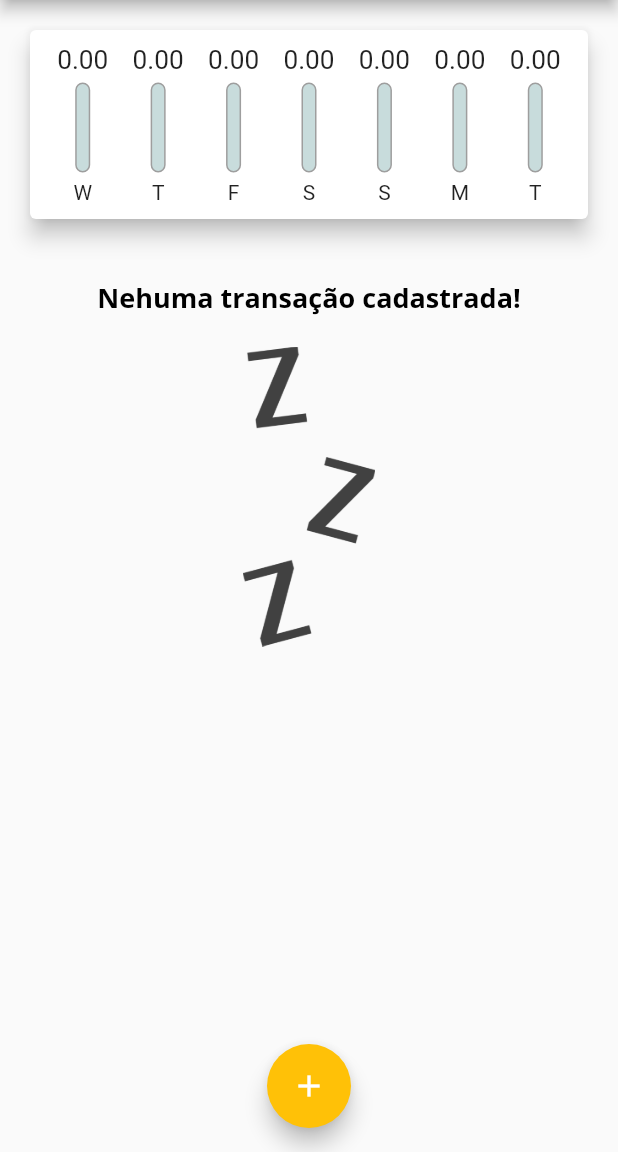
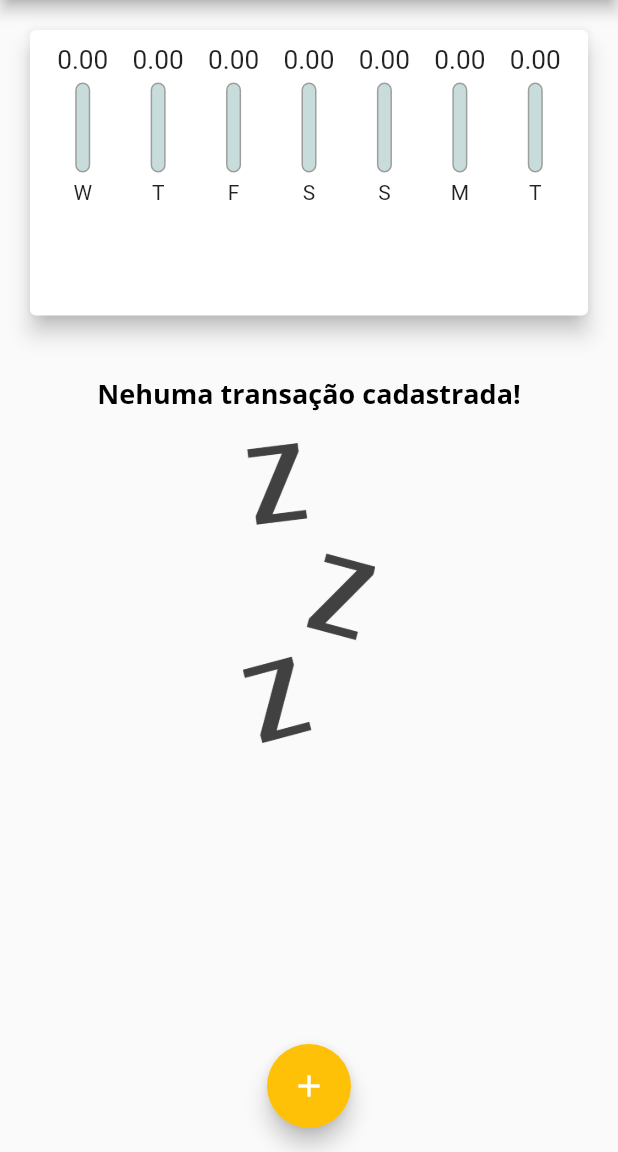
Before and after one commit to leandrosouzadev/expenses, a Flutter app: the screen it shows after launch, on a phone screen of 412 x 824 dp, the part 84-1236 px from its top. Run offline on Flutter 3.47's test engine with Material 2 defaults, Android fonts, the phone set to English and light mode, and no system bars.

Commit message:
Calculando tamanho dinamicamente

```diff
--- a/lib/components/transaction_list.dart
+++ b/lib/components/transaction_list.dart
@@ -11,9 +11,7 @@ class TransactionList extends StatelessWidget {
 
   @override
   Widget build(BuildContext context) {
-    return SizedBox(
-      height: 500,
-      child: transactions.isEmpty
+    return transactions.isEmpty
         ? Column(
             children: <Widget>[
               const SizedBox(height: 20),
@@ -64,7 +62,6 @@ class TransactionList extends StatelessWidget {
                     )),
               );
             },
-            ),
           );
   }
 }
--- a/lib/main.dart
+++ b/lib/main.dart
@@ -92,21 +92,33 @@ class _MyHomePageState extends State<MyHomePage> {
 
   @override
   Widget build(BuildContext context) {
+    final appBar = AppBar(
+      title: const Text("Despesas Pessoais"),
+      actions: <Widget>[
+        IconButton(
+            icon: const Icon(Icons.add),
+            onPressed: () => _openTransactionFormModa(context)),
+      ],
+    );
+
+    final availableHeigth = MediaQuery.of(context).size.height -
+        appBar.preferredSize.height -
+        MediaQuery.of(context).padding.top;
+
     return Scaffold(
-      appBar: AppBar(
-        title: const Text("Despesas Pessoais"),
-        actions: <Widget>[
-          IconButton(
-              icon: const Icon(Icons.add),
-              onPressed: () => _openTransactionFormModa(context)),
-        ],
-      ),
+      appBar: appBar,
       body: SingleChildScrollView(
         child: Column(
           crossAxisAlignment: CrossAxisAlignment.stretch,
           children: <Widget>[
-            Chart(_recentTransactions),
-            TransactionList(_transactions, _removeTransaction),
+            SizedBox(
+              height: availableHeigth * 0.3,
+              child: Chart(_recentTransactions),
+            ),
+            SizedBox(
+              height: availableHeigth * 0.7,
+              child: TransactionList(_transactions, _removeTransaction),
+            ),
           ],
         ),
       ),
```
Lines whose indentation alone changed are shown as unchanged.
